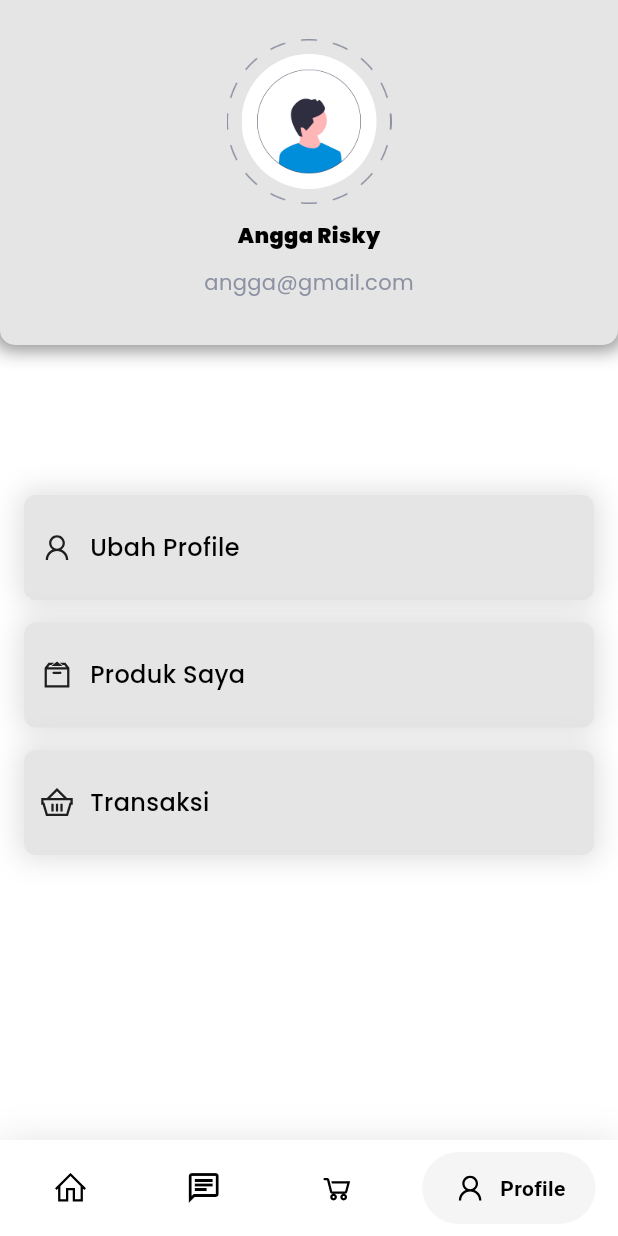
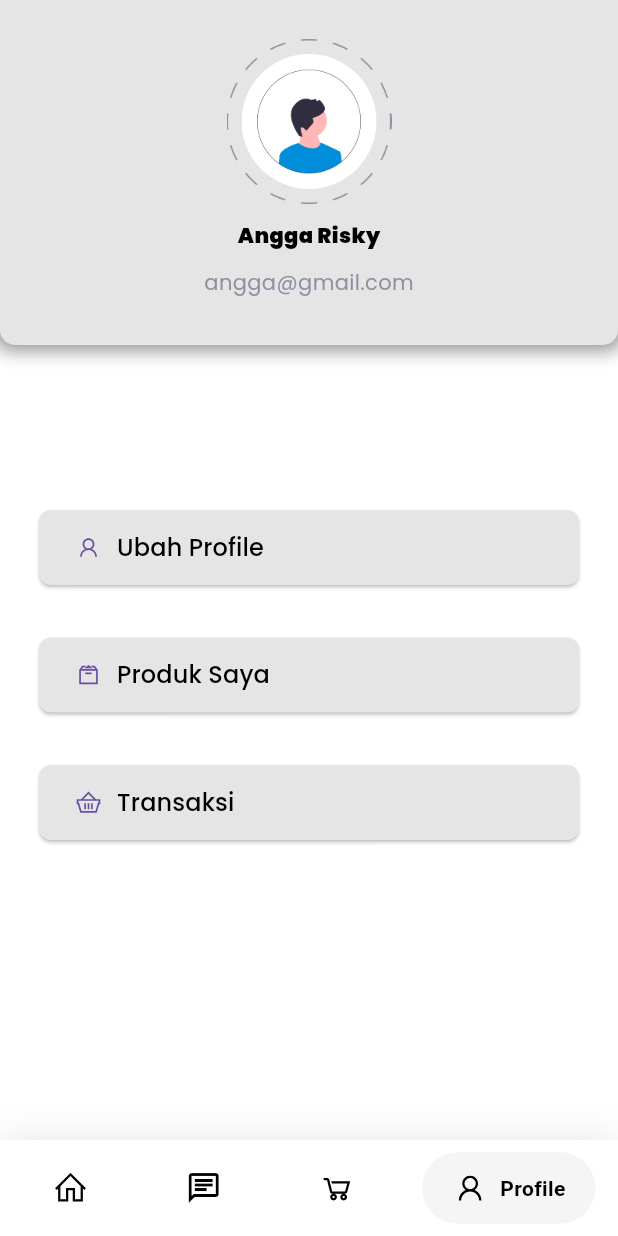
Before and after one commit to iskandarma/rusa_application, a Flutter app: the MainPage screen opened directly, swiped to page 4, on a phone screen of 412 x 824 dp. Run offline on Flutter 3.47's test engine with Material 3 defaults, Android fonts, the light colour scheme and no system bars; drawn by our look-alikes of google_nav_bar; our stand-ins replace flutter_spinkit, get, getwidget, google_fonts, line_icons, material_design_icons_flutter and 2 more; accounts and stored records are empty.

Commit message:
change button style on profile page

```diff
--- a/lib/ui/pages/profile_page.dart
+++ b/lib/ui/pages/profile_page.dart
@@ -61,15 +61,14 @@ class ProfilePage extends StatelessWidget {
                   padding: EdgeInsets.all(10),
                   width: double.infinity,
                   height: 70,
-                  decoration: BoxDecoration(
-                      color: "E5E5E5".toColor(),
-                      borderRadius: BorderRadius.circular(8),
-                      boxShadow: [
-                        BoxShadow(
-                            blurRadius: 15,
-                            spreadRadius: 3,
-                            color: Colors.black12)
-                      ]),
+                  child: ElevatedButton(
+                    onPressed: (){
+
+                    },
+                    style: ElevatedButton.styleFrom(
+                        backgroundColor: "E5E5E5".toColor(),
+                        shape: RoundedRectangleBorder(
+                            borderRadius: BorderRadius.circular(8))),
                     child: Row(
                       children: [
                         Icon(LineIcons.user),
@@ -83,20 +82,20 @@ class ProfilePage extends StatelessWidget {
                       ],
                     ),
                   ),
+                ),
                 Container(
                   margin: EdgeInsets.only(top: 15, left: 16, right: 16),
                   padding: EdgeInsets.all(10),
                   width: double.infinity,
                   height: 70,
-                  decoration: BoxDecoration(
-                      color: "E5E5E5".toColor(),
-                      borderRadius: BorderRadius.circular(8),
-                      boxShadow: [
-                        BoxShadow(
-                            blurRadius: 15,
-                            spreadRadius: 3,
-                            color: Colors.black12)
-                      ]),
+                  child: ElevatedButton(
+                    style: ElevatedButton.styleFrom(
+                        backgroundColor: "E5E5E5".toColor(),
+                        shape: RoundedRectangleBorder(
+                            borderRadius: BorderRadius.circular(8))),
+                    onPressed: () {
+                      Get.to(ProductPage());
+                    },
                     child: Row(
                       children: [
                         Icon(LineIcons.boxOpen),
@@ -110,20 +109,20 @@ class ProfilePage extends StatelessWidget {
                       ],
                     ),
                   ),
+                ),
                 Container(
                   margin: EdgeInsets.only(top: 15, left: 16, right: 16),
                   padding: EdgeInsets.all(10),
                   width: double.infinity,
                   height: 70,
-                  decoration: BoxDecoration(
-                      color: "E5E5E5".toColor(),
-                      borderRadius: BorderRadius.circular(8),
-                      boxShadow: [
-                        BoxShadow(
-                            blurRadius: 15,
-                            spreadRadius: 3,
-                            color: Colors.black12)
-                      ]),
+                  child: ElevatedButton(
+                    onPressed: (){
+
+                    },
+                    style: ElevatedButton.styleFrom(
+                        backgroundColor: "E5E5E5".toColor(),
+                        shape: RoundedRectangleBorder(
+                            borderRadius: BorderRadius.circular(8))),
                     child: Row(
                       children: [
                         Icon(LineIcons.shoppingBasket),
@@ -136,6 +135,7 @@ class ProfilePage extends StatelessWidget {
                         )
                       ],
                     ),
+                  ),
                 )
               ],
             )
```
Lines whose indentation alone changed are shown as unchanged.
